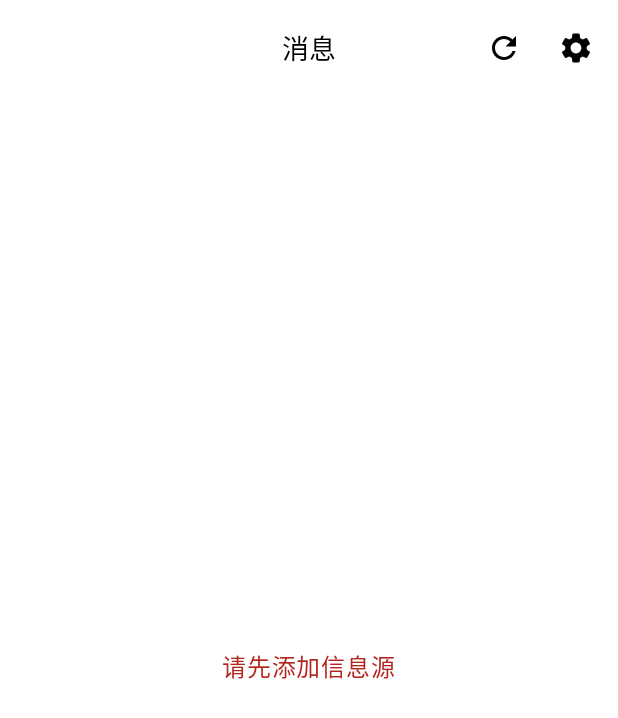
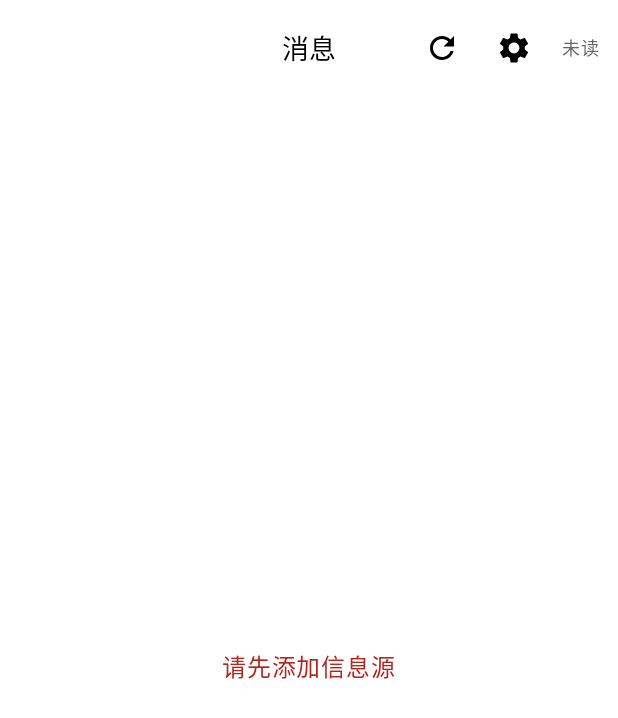
Before and after one commit to chunrichi/Mcard, an Android app built with Jetpack Compose: the screen it shows after launch (MainActivity), on a phone screen of 412 x 824 dp. Shown: the top 718 px of the screen. Run offline under Robolectric (Android 15) with nearby library versions, the phone set to English and light mode, and no system bars.

Commit message:
feat: 消息页面新增隐藏已读消息选项
- 右上角添加切换按钮，支持显示全部/只显示未读
- 隐藏已读时只展示未读消息

Co-Authored-By: Claude Opus 4.7 <noreply@anthropic.com>

```diff
--- a/app/src/main/java/com/example/mcard/ui/screens/MessageListScreen.kt
+++ b/app/src/main/java/com/example/mcard/ui/screens/MessageListScreen.kt
@@ -1,6 +1,7 @@
 package com.example.mcard.ui.screens
 
 import androidx.compose.foundation.background
+import androidx.compose.foundation.clickable
 import androidx.compose.foundation.layout.Arrangement
 import androidx.compose.foundation.layout.Box
 import androidx.compose.foundation.layout.Column
@@ -58,6 +59,7 @@ fun MessageListScreen(
     var isRefreshing by remember { mutableStateOf(false) }
     var errorMessage by remember { mutableStateOf<String?>(null) }
     var readMessageKeys by remember { mutableStateOf<Set<String>>(emptySet()) }
+    var hideReadMessages by remember { mutableStateOf(false) }
 
     val apiService = remember { ApiService() }
     val scope = rememberCoroutineScope()
@@ -215,6 +217,14 @@ fun MessageListScreen(
                             tint = MaterialTheme.colorScheme.onSurface
                         )
                     }
+                    Text(
+                        text = if (hideReadMessages) "全部" else "未读",
+                        style = MaterialTheme.typography.bodySmall,
+                        color = if (hideReadMessages) MaterialTheme.colorScheme.primary else MaterialTheme.colorScheme.onSurfaceVariant,
+                        modifier = Modifier
+                            .clickable { hideReadMessages = !hideReadMessages }
+                            .padding(horizontal = 8.dp, vertical = 4.dp)
+                    )
                 },
                 colors = TopAppBarDefaults.centerAlignedTopAppBarColors(
                     containerColor = MaterialTheme.colorScheme.background
@@ -257,6 +267,11 @@ fun MessageListScreen(
                 }
             }
             else -> {
+                val displayedMessages = if (hideReadMessages) {
+                    messages.filter { !readMessageKeys.contains("${it.source}_${it.id}") }
+                } else {
+                    messages
+                }
                 LazyColumn(
                     modifier = Modifier
                         .fillMaxSize()
@@ -266,17 +281,18 @@ fun MessageListScreen(
                     verticalArrangement = Arrangement.spacedBy(12.dp)
                 ) {
                     itemsIndexed(
-                        items = messages,
+                        items = displayedMessages,
                         key = { _, message -> "${message.source}_${message.id}" }
-                    ) { index, message ->
+                    ) { _, message ->
                         val messageKey = "${message.source}_${message.id}"
+                        val actualIndex = messages.indexOf(message)
                         MessageCard(
                             message = message,
                             isRead = readMessageKeys.contains(messageKey),
                             onCardClick = {
                                 messagesPreferences?.markAsRead(messageKey)
                                 readMessageKeys = readMessageKeys + messageKey
-                                selectedMessageIndex = index
+                                selectedMessageIndex = if (actualIndex >= 0) actualIndex else 0
                             }
                         )
                     }
```
